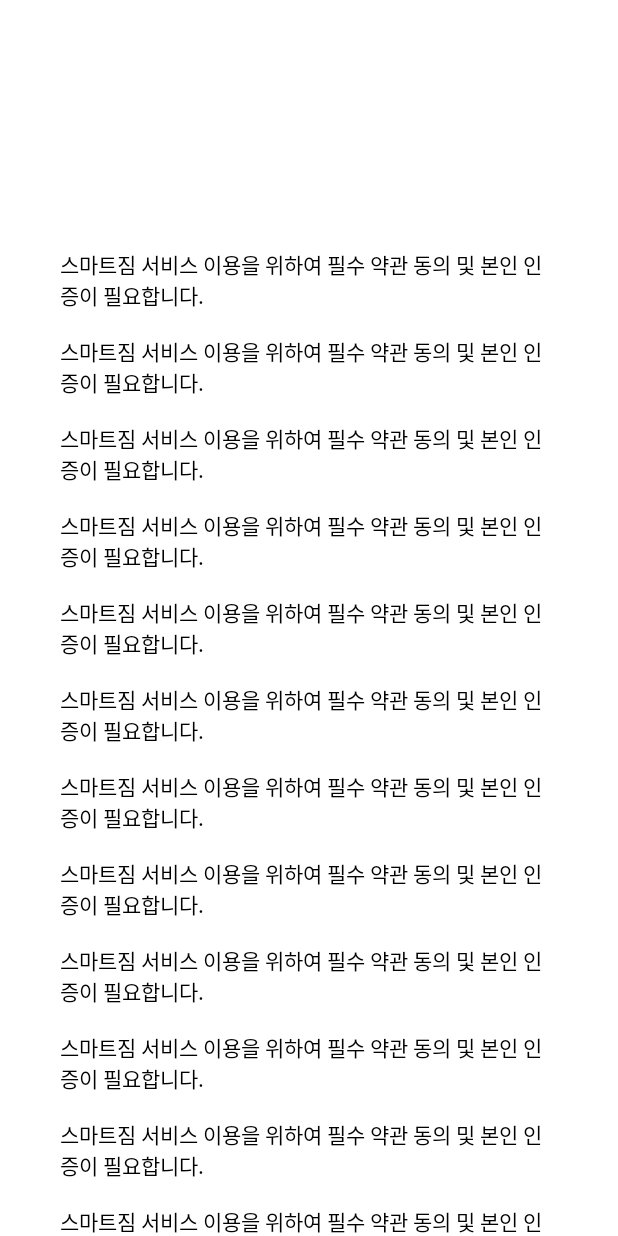
After one commit to TangramFactory/smart_gym_android, an Android app: the layout activity_sample.xml on its own in the app's theme, with its tools: preview values and no code run, on a phone screen of 412 x 824 dp. The commit adds this screen. Run offline under Robolectric (Android 15) with nearby library versions, the phone set to English and light mode, and no system bars.

Commit message:
- collapsingtoolbarlayout 적용

```diff
--- a/app/src/main/AndroidManifest.xml
+++ b/app/src/main/AndroidManifest.xml
@@ -24,7 +24,6 @@
         android:supportsRtl="true"
         android:theme="@style/Theme.Smart_gym"
         android:usesCleartextTraffic="true">
-
 
 
         <meta-data
@@ -79,6 +78,9 @@
             android:exported="true"/>
         <activity android:name=".ui.deviceConnect.DeviceDiscoverActivity"
             android:exported="true"/>
+
+        <activity android:name=".ui.welcome.WelComeActivity" android:screenOrientation="portrait"/>
+
         <!-- **** SERVICES **** -->
         <!-- BLE SERVICE -->
         <service android:name=".ble.BleSmartRopeService" />
--- a/app/src/main/res/layout/activity_main.xml
+++ b/app/src/main/res/layout/activity_main.xml
@@ -1,10 +1,4 @@
 <?xml version="1.0" encoding="utf-8"?>
-<!--
-  ~ Created by Im-Tae
-  ~
-  ~ Copyright (c) 2022. Im-Tae.
-  ~ Last modified 22. 3. 16. 오후 5:11
-  -->
 
 <layout
     xmlns:android="http://schemas.android.com/apk/res/android"
--- /dev/null
+++ b/app/src/main/res/layout/activity_sample.xml
@@ -0,0 +1,134 @@
+<?xml version="1.0" encoding="utf-8"?>
+
+<layout
+    xmlns:android="http://schemas.android.com/apk/res/android"
+    xmlns:app="http://schemas.android.com/apk/res-auto"
+    xmlns:tools="http://schemas.android.com/tools">
+
+    <androidx.coordinatorlayout.widget.CoordinatorLayout
+        android:id="@+id/main_content"
+        android:layout_width="match_parent"
+        android:layout_height="match_parent"
+        android:background="@color/color_both_2"
+        android:fitsSystemWindows="true">
+
+        <include layout="@layout/layout_header"/>
+
+        <androidx.core.widget.NestedScrollView
+            android:layout_width="match_parent"
+            android:layout_height="match_parent"
+            app:layout_behavior="@string/appbar_scrolling_view_behavior">
+
+            <LinearLayout
+                android:layout_width="match_parent"
+                android:layout_height="match_parent"
+                android:orientation="vertical"
+                android:layout_marginLeft="40dp"
+                android:layout_marginRight="40dp"
+                android:layout_marginBottom="20dp"
+                android:layout_marginTop="10dp">
+
+                <TextView
+                    android:layout_width="wrap_content"
+                    android:layout_height="wrap_content"
+                    android:textColor="@color/color_both_1"
+                    android:text="스마트짐 서비스 이용을 위하여 필수 약관 동의 및 본인 인증이 필요합니다.\n"/>
+
+
+                <TextView
+                    android:layout_width="wrap_content"
+                    android:layout_height="wrap_content"
+                    android:textColor="@color/color_both_1"
+                    android:text="스마트짐 서비스 이용을 위하여 필수 약관 동의 및 본인 인증이 필요합니다.\n"/>
+
+                <TextView
+                    android:layout_width="wrap_content"
+                    android:layout_height="wrap_content"
+                    android:textColor="@color/color_both_1"
+                    android:text="스마트짐 서비스 이용을 위하여 필수 약관 동의 및 본인 인증이 필요합니다.\n"/>
+
+                <TextView
+                    android:layout_width="wrap_content"
+                    android:layout_height="wrap_content"
+                    android:textColor="@color/color_both_1"
+                    android:text="스마트짐 서비스 이용을 위하여 필수 약관 동의 및 본인 인증이 필요합니다.\n"/>
+
+                <TextView
+                    android:layout_width="wrap_content"
+                    android:layout_height="wrap_content"
+                    android:textColor="@color/color_both_1"
+                    android:text="스마트짐 서비스 이용을 위하여 필수 약관 동의 및 본인 인증이 필요합니다.\n"/>
+
+                <TextView
+                    android:layout_width="wrap_content"
+                    android:layout_height="wrap_content"
+                    android:textColor="@color/color_both_1"
+                    android:text="스마트짐 서비스 이용을 위하여 필수 약관 동의 및 본인 인증이 필요합니다.\n"/>
+
+                <TextView
+                    android:layout_width="wrap_content"
+                    android:layout_height="wrap_content"
+                    android:textColor="@color/color_both_1"
+                    android:text="스마트짐 서비스 이용을 위하여 필수 약관 동의 및 본인 인증이 필요합니다.\n"/>
+
+                <TextView
+                    android:layout_width="wrap_content"
+                    android:layout_height="wrap_content"
+                    android:textColor="@color/color_both_1"
+                    android:text="스마트짐 서비스 이용을 위하여 필수 약관 동의 및 본인 인증이 필요합니다.\n"/>
+
+                <TextView
+                    android:layout_width="wrap_content"
+                    android:layout_height="wrap_content"
+                    android:textColor="@color/color_both_1"
+                    android:text="스마트짐 서비스 이용을 위하여 필수 약관 동의 및 본인 인증이 필요합니다.\n"/>
+
+                <TextView
+                    android:layout_width="wrap_content"
+                    android:layout_height="wrap_content"
+                    android:textColor="@color/color_both_1"
+                    android:text="스마트짐 서비스 이용을 위하여 필수 약관 동의 및 본인 인증이 필요합니다.\n"/>
+
+                <TextView
+                    android:layout_width="wrap_content"
+                    android:layout_height="wrap_content"
+                    android:textColor="@color/color_both_1"
+                    android:text="스마트짐 서비스 이용을 위하여 필수 약관 동의 및 본인 인증이 필요합니다.\n"/>
+
+                <TextView
+                    android:layout_width="wrap_content"
+                    android:layout_height="wrap_content"
+                    android:textColor="@color/color_both_1"
+                    android:text="스마트짐 서비스 이용을 위하여 필수 약관 동의 및 본인 인증이 필요합니다.\n"/>
+
+                <TextView
+                    android:layout_width="wrap_content"
+                    android:layout_height="wrap_content"
+                    android:textColor="@color/color_both_1"
+                    android:text="스마트짐 서비스 이용을 위하여 필수 약관 동의 및 본인 인증이 필요합니다.\n"/>
+
+                <TextView
+                    android:layout_width="wrap_content"
+                    android:layout_height="wrap_content"
+                    android:textColor="@color/color_both_1"
+                    android:text="스마트짐 서비스 이용을 위하여 필수 약관 동의 및 본인 인증이 필요합니다.\n"/>
+
+                <TextView
+                    android:layout_width="wrap_content"
+                    android:layout_height="wrap_content"
+                    android:textColor="@color/color_both_1"
+                    android:text="스마트짐 서비스 이용을 위하여 필수 약관 동의 및 본인 인증이 필요합니다.\n"/>
+
+                <TextView
+                    android:layout_width="wrap_content"
+                    android:layout_height="wrap_content"
+                    android:textColor="@color/color_both_1"
+                    android:text="스마트짐 서비스 이용을 위하여 필수 약관 동의 및 본인 인증이 필요합니다.\n"/>
+
+            </LinearLayout>
+
+        </androidx.core.widget.NestedScrollView>
+
+    </androidx.coordinatorlayout.widget.CoordinatorLayout>
+
+</layout>
--- /dev/null
+++ b/app/src/main/res/layout/layout_header.xml
@@ -0,0 +1,39 @@
+<?xml version="1.0" encoding="utf-8"?>
+<layout
+    xmlns:android="http://schemas.android.com/apk/res/android"
+    xmlns:app="http://schemas.android.com/apk/res-auto"
+    xmlns:tools="http://schemas.android.com/tools">
+
+    <com.google.android.material.appbar.AppBarLayout
+        android:id="@+id/appbar"
+        android:layout_width="match_parent"
+        android:layout_height="156dp"
+        android:background="@color/color_both_2"
+        app:elevation="0dp"
+        android:fitsSystemWindows="true">
+
+        <com.google.android.material.appbar.CollapsingToolbarLayout
+            android:id="@+id/collapsing_toolbar"
+            android:layout_width="match_parent"
+            android:layout_height="match_parent"
+            android:fitsSystemWindows="true"
+            app:collapsedTitleGravity="left"
+            android:contentInsetStart="0dp"
+            android:contentInsetLeft="0dp"
+            app:contentInsetLeft="0dp"
+            app:contentInsetStart="0dp"
+            app:collapsedTitleTextAppearance="@style/Theme.AppBar.Title"
+            app:expandedTitleTextAppearance="@style/Theme.AppBar.Title"
+            app:layout_scrollFlags="scroll|exitUntilCollapsed">
+
+            <androidx.appcompat.widget.Toolbar
+                android:id="@+id/toolbar"
+                android:layout_width="match_parent"
+                android:layout_height="55dp"
+                app:layout_collapseMode="pin"/>
+
+        </com.google.android.material.appbar.CollapsingToolbarLayout>
+
+    </com.google.android.material.appbar.AppBarLayout>
+
+</layout>
--- a/app/src/main/res/values-night/colors.xml
+++ b/app/src/main/res/values-night/colors.xml
@@ -2,4 +2,7 @@
 <resources>
     <color name="background">#FF018786</color>
 
+    <color name="color_both_1">#FFFFFF</color>
+    <color name="color_both_2">#000000</color>
+
 </resources>
--- a/app/src/main/res/values-night/themes.xml
+++ b/app/src/main/res/values-night/themes.xml
@@ -9,7 +9,7 @@
         <item name="colorSecondary">@color/teal_200</item>
         <item name="colorSecondaryVariant">@color/teal_200</item>
         <item name="colorOnSecondary">@color/black</item>
-        <!-- Status bar color. -->
-        <item name="android:statusBarColor" tools:targetApi="l">?attr/colorPrimaryVariant</item>
+        <item name="windowActionBar">false</item>
+        <item name="windowNoTitle">true</item>
     </style>
 </resources>
--- a/app/src/main/res/values/colors.xml
+++ b/app/src/main/res/values/colors.xml
@@ -18,7 +18,17 @@
     <color name="a01_text_dark">#464F6F</color>
     <color name="a01_text_accent">#FF6161</color>
 
+
+    <color name="color_1">#3B89FF</color>
+    <color name="color_2">#FFFFFF</color>
+
+
     <!--- Theme -->
+
+    <color name="color_both_1">#000000</color>
+    <color name="color_both_2">#FFFFFF</color>
+
+
     <color name="a01_background">#202639</color>
     <color name="a01_background_transparent_light">#32000000</color>
     <color name="a01_background_transparent">#7A000000</color>
--- a/app/src/main/res/values/dimens.xml
+++ b/app/src/main/res/values/dimens.xml
@@ -9,4 +9,10 @@
     <dimen name="login_script_margin_top">7dp</dimen>
     <dimen name="login_header_margin_top">54dp</dimen>
     <dimen name="layout_with">295dp</dimen>
+
+    <dimen name="text_size_16">16sp</dimen>
+    <dimen name="text_size_20">20sp</dimen>
+    <dimen name="text_size_24">24sp</dimen>
+
+
 </resources>
--- a/app/src/main/res/values/themes.xml
+++ b/app/src/main/res/values/themes.xml
@@ -9,8 +9,13 @@
         <item name="colorSecondary">@color/teal_200</item>
         <item name="colorSecondaryVariant">@color/teal_700</item>
         <item name="colorOnSecondary">@color/black</item>
-        <!-- Status bar color. -->
-        <item name="android:statusBarColor" tools:targetApi="l">?attr/colorPrimaryVariant</item>
-        <!-- Customize your theme here. -->
+        <item name="windowActionBar">false</item>
+        <item name="windowNoTitle">true</item>
     </style>
+
+    <style name="Theme.AppBar.Title" parent="@android:style/TextAppearance.Medium">
+        <item name="android:textSize">24sp</item>
+        <item name="android:textColor">@color/color_both_1</item>
+    </style>
+
 </resources>
--- a/build.gradle
+++ b/build.gradle
@@ -1,9 +1,3 @@
-/*
- * Created by Im-Tae
- *
- * Copyright (c) 2022. Im-Tae.
- * Last modified 22. 3. 16. 오후 5:11
- */
 
 // Top-level build file where you can add configuration options common to all sub-projects/modules.
 buildscript {
```
Also changed, not shown: app/build.gradle (+10 -1 lines), app/src/main/java/kr/tangram/smartgym/ui/intro/IntroActivity.kt (+25 -7 lines), app/src/main/java/kr/tangram/smartgym/ui/welcome/WelComeActivity.kt (added, +79 -0 lines), app/src/main/java/kr/tangram/smartgym/ui/welcome/WelComeFragment.kt (added, +70 -0 lines), app/src/main/res/dimens.xml (deleted, +0 -26 lines), app/src/main/res/drawable-night/ic_header_arrow.xml (added, +13 -0 lines), app/src/main/res/drawable/ic_header_arrow.xml (added, +13 -0 lines), app/src/main/res/layout/activity_intro.xml (+6 -19 lines), app/src/main/res/layout/activity_welcome.xml (added, +68 -0 lines), app/src/main/res/layout/fragment_welcome.xml (added, +44 -0 lines).
